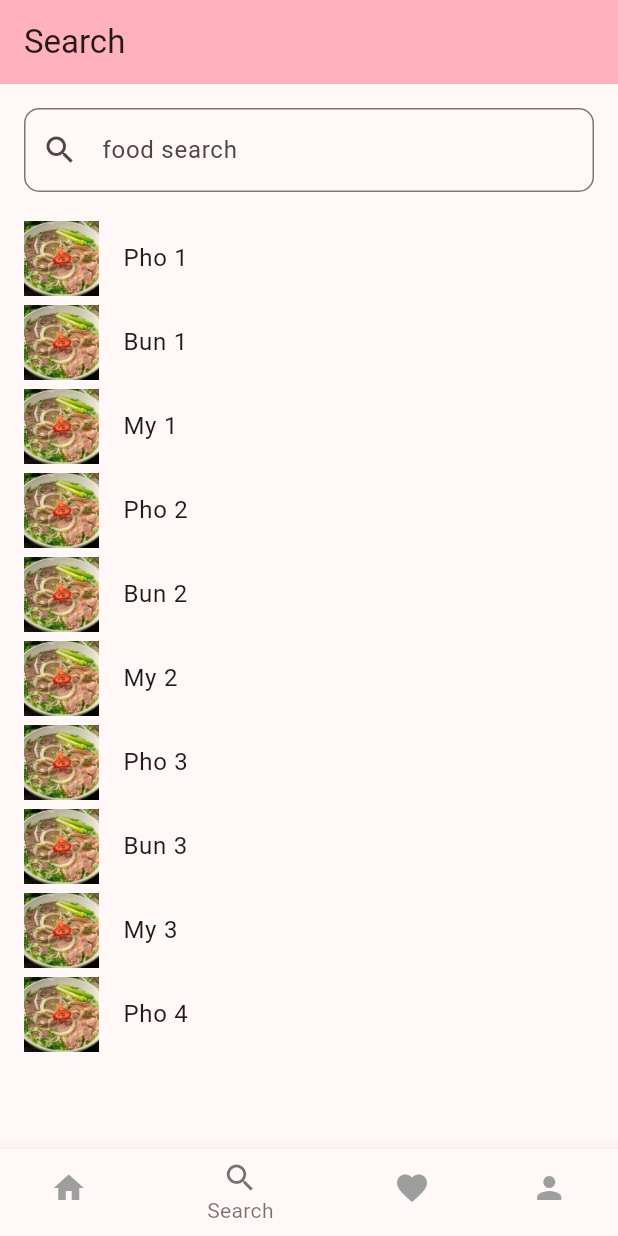
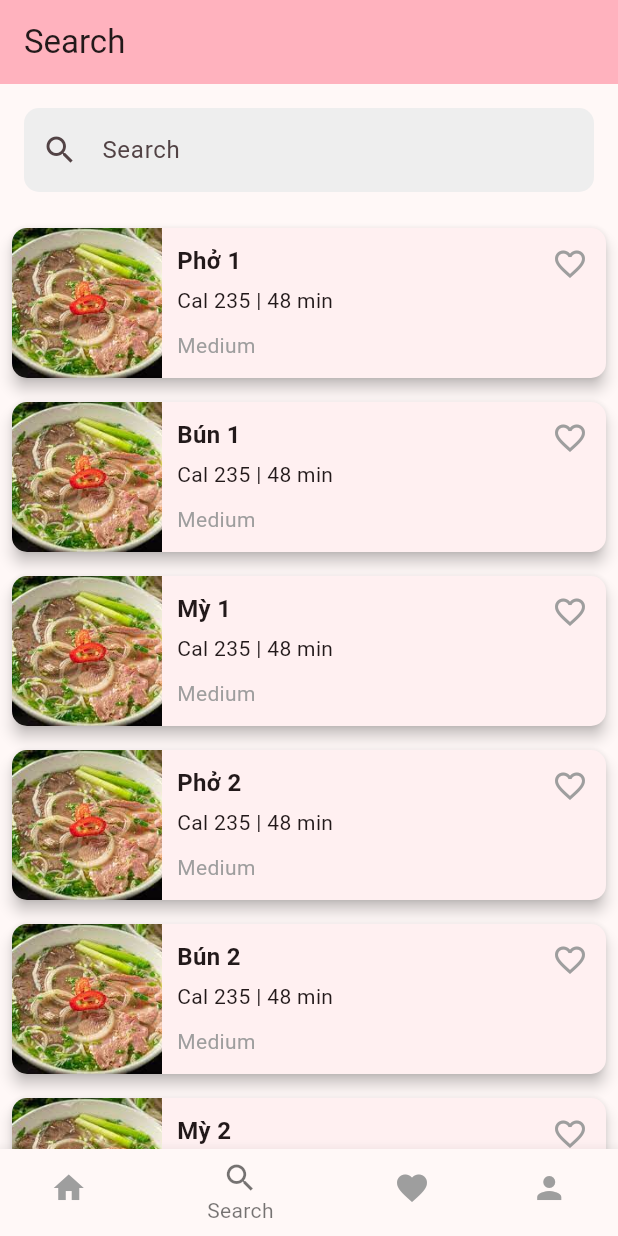
Before and after one commit to mrbogia2906/Vietasy, a Flutter app: the screen it shows after launch, item 2 of the bottom bar chosen, on a phone screen of 412 x 824 dp. Run offline on Flutter 3.47's test engine with Material 2 defaults, Android fonts, the phone set to English and light mode, and no system bars; our stand-ins replace diacritic.

Commit message:
search, fav blah blah

```diff
--- a/lib/category_body_page.dart
+++ b/lib/category_body_page.dart
@@ -23,7 +23,7 @@ class _CategoryBodyPageState extends State<CategoryBodyPage> {
   }
 
   Widget _buildPageItem(int index) {
-    var categoryNames = ['Pho', 'Bun', 'My', 'Gio', 'Cha'];
+    var categoryNames = ['Phở', 'Bún', 'Mỳ', 'Giò', 'Chả'];
     var categoryImages = [
       'assets/images/pho.jpeg',
       'assets/images/pho.jpeg',
--- a/lib/favorite_screen.dart
+++ b/lib/favorite_screen.dart
@@ -1,12 +1,24 @@
 import 'package:flutter/material.dart';
+import 'package:provider/provider.dart';
+
+import 'models/fav_provider.dart';
+import 'models/food_card_search.dart';
 
 class FavoriteScreen extends StatelessWidget {
-  const FavoriteScreen({super.key});
-
   @override
   Widget build(BuildContext context) {
-    return const Center(
-      child: Text('Favorite Screen'),
+    final favorites = Provider.of<FavoritesProvider>(context).favorites;
+
+    return Scaffold(
+      appBar: AppBar(
+        title: Text("Favorites"),
+      ),
+      body: ListView.builder(
+        itemCount: favorites.length,
+        itemBuilder: (context, index) {
+          return FoodCard(food: favorites[index]);
+        },
+      ),
     );
   }
 }
--- a/lib/main.dart
+++ b/lib/main.dart
@@ -1,6 +1,7 @@
 import 'package:flutter/material.dart';
 import 'package:provider/provider.dart';
 import 'main_app.dart';
+import 'models/fav_provider.dart';
 import 'models/food_provider.dart';
 
 void main() {
@@ -8,6 +9,7 @@ void main() {
     MultiProvider(
       providers: [
         ChangeNotifierProvider(create: (context) => FoodProvider()),
+        ChangeNotifierProvider(create: (context) => FavoritesProvider()),
         // Thêm các Provider khác ở đây
       ],
       child: MainApp(),
--- /dev/null
+++ b/lib/models/fav_provider.dart
@@ -0,0 +1,26 @@
+import 'package:flutter/material.dart';
+import 'foods.dart';
+
+class FavoritesProvider with ChangeNotifier {
+  final List<Food> _favorites = [];
+
+  List<Food> get favorites => _favorites;
+
+  void add(Food food) {
+    if (!_favorites.contains(food)) {
+      _favorites.add(food);
+      notifyListeners();
+    }
+  }
+
+  void remove(Food food) {
+    if (_favorites.contains(food)) {
+      _favorites.remove(food);
+      notifyListeners();
+    }
+  }
+
+  bool isFavorite(Food food) {
+    return _favorites.contains(food);
+  }
+}
--- /dev/null
+++ b/lib/models/food_card_search.dart
@@ -0,0 +1,85 @@
+import 'package:flutter/material.dart';
+import 'package:provider/provider.dart';
+import '../food_details_page.dart';
+import 'fav_provider.dart';
+import 'foods.dart';
+
+class FoodCard extends StatelessWidget {
+  final Food food;
+
+  FoodCard({Key? key, required this.food}) : super(key: key);
+
+  @override
+  Widget build(BuildContext context) {
+    final favoritesProvider = Provider.of<FavoritesProvider>(context);
+    final isFavorite = favoritesProvider.isFavorite(food);
+
+    return Card(
+      elevation: 4.0,
+      margin: EdgeInsets.all(8.0),
+      shape: RoundedRectangleBorder(
+        borderRadius: BorderRadius.circular(10.0),
+      ),
+      child: InkWell(
+        onTap: () => Navigator.push(
+          context,
+          MaterialPageRoute(
+            builder: (context) => FoodDetailScreen(food: food),
+          ),
+        ),
+        child: Row(
+          crossAxisAlignment: CrossAxisAlignment.start,
+          children: <Widget>[
+            ClipRRect(
+              borderRadius: BorderRadius.only(
+                topLeft: Radius.circular(10.0),
+                bottomLeft: Radius.circular(10.0),
+              ),
+              child: Image.asset(
+                food.image,
+                fit: BoxFit.cover,
+                width: 100,
+                height: 100,
+              ),
+            ),
+            Expanded(
+              child: Padding(
+                padding: EdgeInsets.all(10.0),
+                child: Column(
+                  crossAxisAlignment: CrossAxisAlignment.start,
+                  children: <Widget>[
+                    Text(
+                      food.name,
+                      style: TextStyle(
+                        fontWeight: FontWeight.bold,
+                        fontSize: 16.0,
+                      ),
+                    ),
+                    SizedBox(height: 5.0),
+                    Text('Cal 235 | 48 min'),
+                    SizedBox(height: 5.0),
+
+                    SizedBox(height: 5.0),
+                    Text('Medium', style: TextStyle(color: Colors.grey))
+                  ],
+                ),
+              ),
+            ),
+            // Icon favorite
+            IconButton(
+              icon: Icon(
+                isFavorite ? Icons.favorite : Icons.favorite_border,
+                color: isFavorite ? Colors.red : Colors.grey,
+              ),
+              onPressed: () {
+                isFavorite
+                    ? favoritesProvider.remove(food)
+                    : favoritesProvider.add(food);
+              },
+            ),
+          ],
+        ),
+      ),
+    );
+  }
+}
--- a/lib/models/foods.dart
+++ b/lib/models/foods.dart
@@ -6,14 +6,14 @@ class Food {
 }
 
 const allFoods = [
-  Food(name: 'Pho 1', image: 'assets/images/pho.jpeg'),
-  Food(name: 'Bun 1', image: 'assets/images/pho.jpeg'),
-  Food(name: 'My 1', image: 'assets/images/pho.jpeg'),
-  Food(name: 'Pho 2', image: 'assets/images/pho.jpeg'),
-  Food(name: 'Bun 2', image: 'assets/images/pho.jpeg'),
-  Food(name: 'My 2', image: 'assets/images/pho.jpeg'),
-  Food(name: 'Pho 3', image: 'assets/images/pho.jpeg'),
-  Food(name: 'Bun 3', image: 'assets/images/pho.jpeg'),
-  Food(name: 'My 3', image: 'assets/images/pho.jpeg'),
-  Food(name: 'Pho 4', image: 'assets/images/pho.jpeg'),
+  Food(name: 'Phở 1', image: 'assets/images/pho.jpeg'),
+  Food(name: 'Bún 1', image: 'assets/images/pho.jpeg'),
+  Food(name: 'Mỳ 1', image: 'assets/images/pho.jpeg'),
+  Food(name: 'Phở 2', image: 'assets/images/pho.jpeg'),
+  Food(name: 'Bún 2', image: 'assets/images/pho.jpeg'),
+  Food(name: 'Mỳ 2', image: 'assets/images/pho.jpeg'),
+  Food(name: 'Phở 3', image: 'assets/images/pho.jpeg'),
+  Food(name: 'Bún 3', image: 'assets/images/pho.jpeg'),
+  Food(name: 'Mỳ 3', image: 'assets/images/pho.jpeg'),
+  Food(name: 'Phở 4', image: 'assets/images/pho.jpeg'),
 ];
--- a/lib/search_screen.dart
+++ b/lib/search_screen.dart
@@ -1,6 +1,9 @@
+import 'package:diacritic/diacritic.dart';
 import 'package:flutter/material.dart';
 import 'package:vietasy/models/foods.dart';
 import 'package:vietasy/food_details_page.dart';
+
+import 'models/food_card_search.dart';
 
 class SearchScreen extends StatefulWidget {
   const SearchScreen({super.key, this.initialSearch = ''});
@@ -14,6 +17,7 @@ class SearchScreen extends StatefulWidget {
 class _SearchScreenState extends State<SearchScreen> {
   final controller = TextEditingController();
   List<Food> foods = allFoods;
+  bool hasSearchResult = true;
 
   @override
   void initState() {
@@ -35,38 +39,30 @@ class _SearchScreenState extends State<SearchScreen> {
             margin: const EdgeInsets.fromLTRB(16, 16, 16, 16),
             child: TextField(
               controller: controller,
+              cursorColor: Colors.grey,
               decoration: InputDecoration(
+                  filled: true,
+                  fillColor: Colors.grey.shade200,
                   prefixIcon: const Icon(Icons.search),
-                  hintText: 'food search',
+                  hintText: 'Search',
                   border: OutlineInputBorder(
                     borderRadius: BorderRadius.circular(10),
-                    borderSide: const BorderSide(color: Colors.blue),
+                    borderSide: BorderSide.none,
                   )),
               onChanged: searchFood,
             ),
           ),
           Expanded(
-              child: ListView.builder(
-                  itemCount: foods.length,
-                  itemBuilder: (context, index) {
-                    final food = foods[index];
-
-                    return ListTile(
-                      leading: Image.asset(
-                        food.image,
-                        fit: BoxFit.cover,
-                        width: 50,
-                        height: 50,
-                      ),
-                      title: Text(food.name),
-                      onTap: () => Navigator.push(
-                          context,
-                          MaterialPageRoute(
-                              builder: (context) => FoodDetailScreen(
-                                    food: food,
-                                  ))),
-                    );
-                  })),
+            child: hasSearchResult ? ListView.builder(
+              itemCount: foods.length,
+              itemBuilder: (context, index) {
+                final food = foods[index];
+                return FoodCard(food: food);
+              },
+            ) : Center(
+              child: Text('Không tìm thấy món ăn phù hợp.'),
+            ),
+          ),
         ],
       ),
     );
@@ -74,11 +70,14 @@ class _SearchScreenState extends State<SearchScreen> {
 
   void searchFood(String query) {
     final suggestions = allFoods.where((food) {
-      final foodName = food.name.toLowerCase();
-      final input = query.toLowerCase();
+      final foodName = removeDiacritics(food.name).toLowerCase();
+      final input = removeDiacritics(query).toLowerCase();
       return foodName.contains(input);
     }).toList();
 
-    setState(() => foods = suggestions);
+    setState(() {
+      foods = suggestions;
+      hasSearchResult = foods.isNotEmpty; // update
+    });
   }
 }
--- a/pubspec.yaml
+++ b/pubspec.yaml
@@ -41,6 +41,7 @@ dependencies:
   provider: ^6.0.5
   firebase_ui_auth: ^1.9.1
   font_awesome_flutter: ^10.6.0
+  diacritic: ^0.1.4
 
 dev_dependencies:
   flutter_test:
```
Also changed, not shown: pubspec.lock.
